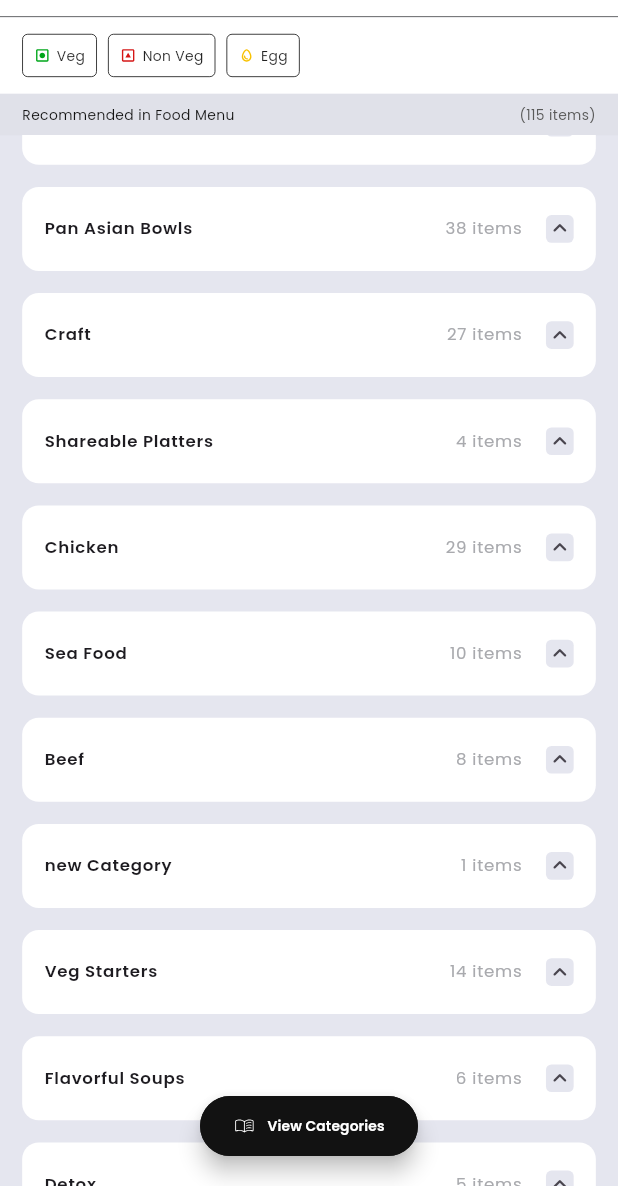
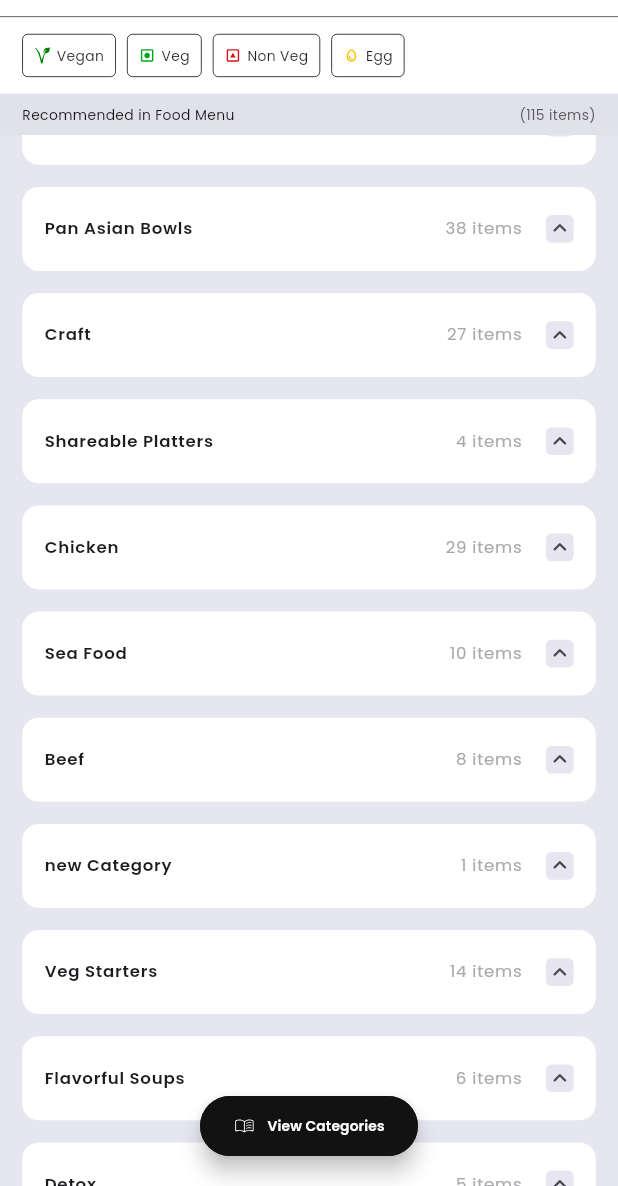
Before and after one commit to thecodepapaya/online_restaurant_menu, a Flutter app: the screen it shows after launch, scrolled down 576 dp, on a phone screen of 412 x 824 dp, the part 50-1236 px from its top. Run offline on Flutter 3.47's test engine with Material 2 defaults, Android fonts, the phone set to English and light mode, and no system bars; our stand-ins replace flutter_svg, get, google_fonts; network calls fail.

Commit message:
Add vegan header and replace placeholder image

```diff
--- a/lib/app/common/add_button.dart
+++ b/lib/app/common/add_button.dart
@@ -17,6 +17,7 @@ class AddButton extends StatelessWidget {
         height: 42.toAutoScaledHeight,
         width: 119.toAutoScaledWidth,
         decoration: BoxDecoration(
+          color: Colors.white,
           border: Border.all(
             color: Color(0xFF3D54FF),
           ),
--- a/lib/presentation/categories/widgets/category_image.dart
+++ b/lib/presentation/categories/widgets/category_image.dart
@@ -49,7 +49,7 @@ class _CategoryImage extends StatelessWidget {
                       "https://loremflickr.com/164/36",
                       errorBuilder: (context, error, stackTrace) {
                         return Image.asset(
-                          "assets/images/drinks_food.jpg",
+                          "assets/images/no_image.jpeg",
                           height: 36.toAutoScaledHeight,
                           width: 164.toAutoScaledWidth,
                           fit: BoxFit.cover,
--- a/lib/presentation/dish/widgets/dish_header.dart
+++ b/lib/presentation/dish/widgets/dish_header.dart
@@ -66,7 +66,7 @@ class _DishHeader extends StatelessWidget {
         return "egg_icon.svg";
 
       case MeatStatus.VEGAN:
-        return "veg_icon.svg";
+        return "vegan_icon.svg";
 
       case MeatStatus.NA:
       case null:
--- a/lib/presentation/dish/widgets/image_header.dart
+++ b/lib/presentation/dish/widgets/image_header.dart
@@ -17,7 +17,7 @@ class _ImageHeader extends StatelessWidget {
         imageUrl,
         errorBuilder: (context, error, stackTrace) {
           return Image.asset(
-            "assets/images/drinks_food.jpg",
+            "assets/images/no_image.jpeg",
             height: 180.toAutoScaledHeight,
             width: 343.toAutoScaledWidth,
             fit: BoxFit.cover,
--- a/lib/presentation/menu/widgets/dish_card.dart
+++ b/lib/presentation/menu/widgets/dish_card.dart
@@ -133,7 +133,7 @@ class _TextData extends StatelessWidget {
         return "egg_icon.svg";
 
       case MeatStatus.VEGAN:
-        return "veg_icon.svg";
+        return "vegan_icon.svg";
 
       case MeatStatus.NA:
       case null:
@@ -171,7 +171,7 @@ class _ImageData extends StatelessWidget {
                   entry.dish.hasImage ? entry.dish.image! : '',
                   errorBuilder: (context, error, stackTrace) {
                     return Image.asset(
-                      "assets/images/burger.jpg",
+                      "assets/images/no_image.jpeg",
                       height: 100.toAutoScaledHeight,
                       width: 100.toAutoScaledWidth,
                       fit: BoxFit.cover,
--- a/lib/presentation/menu/widgets/preference_bar.dart
+++ b/lib/presentation/menu/widgets/preference_bar.dart
@@ -10,6 +10,7 @@ class PreferenceBar extends StatelessWidget {
       child: Row(
         children: [
           16.toAutoScaledWidth.toHorizontalSpace,
+          const PreferenceButton.vegan(),
           const PreferenceButton.veg(),
           const PreferenceButton.nonveg(),
           const PreferenceButton.egg(),
@@ -40,6 +41,11 @@ class PreferenceButton extends StatelessWidget {
       : text = 'Egg',
         assetPath = "assets/icons/egg_icon.svg",
         status = MeatStatus.VEG_CONTAINS_EGG;
+
+  const PreferenceButton.vegan()
+      : text = 'Vegan',
+        assetPath = "assets/icons/vegan_icon.svg",
+        status = MeatStatus.VEGAN;
 
   @override
   Widget build(BuildContext context) {
```
Also changed, not shown: assets/icons/vegan_icon.svg (added), assets/images/burger.jpg (deleted), assets/images/drinks_food.jpg (deleted), assets/images/no_image.jpeg (added).
